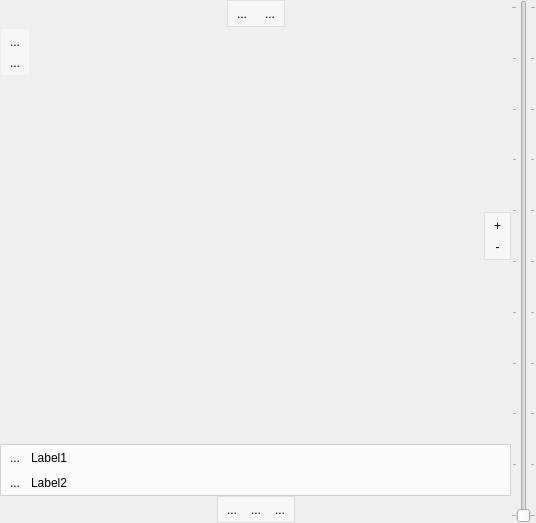
Qt form client/mainwindow.ui (unsanded/monav) before a commit.
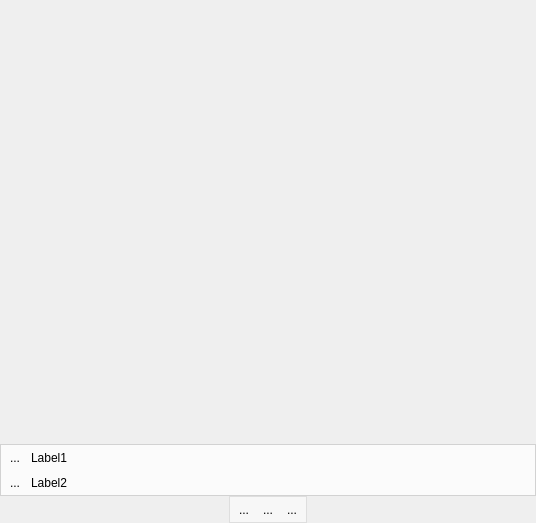
The same form after that commit. Icons and pictures are not drawn. Custom widgets are drawn as their Qt base class.

Commit message: Removed the 0.3 UI controls and the code they invoked almost completely. MoNav runs, but there are several bugs I need to fix still.

Patch:
```diff
--- a/client/mainwindow.ui
+++ b/client/mainwindow.ui
@@ -61,134 +61,6 @@
               </property>
              </spacer>
             </item>
-            <item>
-             <widget class="QFrame" name="lockWidget">
-              <property name="sizePolicy">
-               <sizepolicy hsizetype="Maximum" vsizetype="Maximum">
-                <horstretch>0</horstretch>
-                <verstretch>0</verstretch>
-               </sizepolicy>
-              </property>
-              <property name="palette">
-               <palette>
-                <active>
-                 <colorrole role="Base">
-                  <brush brushstyle="SolidPattern">
-                   <color alpha="255">
-                    <red>255</red>
-                    <green>255</green>
-                    <blue>255</blue>
-                   </color>
-                  </brush>
-                 </colorrole>
-                 <colorrole role="Window">
-                  <brush brushstyle="SolidPattern">
-                   <color alpha="128">
-                    <red>255</red>
-                    <green>255</green>
-                    <blue>255</blue>
-                   </color>
-                  </brush>
-                 </colorrole>
-                </active>
-                <inactive>
-                 <colorrole role="Base">
-                  <brush brushstyle="SolidPattern">
-                   <color alpha="255">
-                    <red>255</red>
-                    <green>255</green>
-                    <blue>255</blue>
-                   </color>
-                  </brush>
-                 </colorrole>
-                 <colorrole role="Window">
-                  <brush brushstyle="SolidPattern">
-                   <color alpha="128">
-                    <red>255</red>
-                    <green>255</green>
-                    <blue>255</blue>
-                   </color>
-                  </brush>
-                 </colorrole>
-                </inactive>
-                <disabled>
-                 <colorrole role="Base">
-                  <brush brushstyle="SolidPattern">
-                   <color alpha="128">
-                    <red>255</red>
-                    <green>255</green>
-                    <blue>255</blue>
-                   </color>
-                  </brush>
-                 </colorrole>
-                 <colorrole role="Window">
-                  <brush brushstyle="SolidPattern">
-                   <color alpha="128">
-                    <red>255</red>
-                    <green>255</green>
-                    <blue>255</blue>
-                   </color>
-                  </brush>
-                 </colorrole>
-                </disabled>
-               </palette>
-              </property>
-              <property name="autoFillBackground">
-               <bool>true</bool>
-              </property>
-              <property name="frameShape">
-               <enum>QFrame::StyledPanel</enum>
-              </property>
-              <property name="frameShadow">
-               <enum>QFrame::Raised</enum>
-              </property>
-              <layout class="QHBoxLayout" name="horizontalLayout">
-               <property name="spacing">
-                <number>4</number>
-               </property>
-               <property name="margin">
-                <number>2</number>
-               </property>
-               <item>
-                <widget class="QToolButton" name="lockButton">
-                 <property name="focusPolicy">
-                  <enum>Qt::NoFocus</enum>
-                 </property>
-                 <property name="text">
-                  <string>...</string>
-                 </property>
-                 <property name="icon">
-                  <iconset resource="images.qrc">
-                   <normaloff>:/images/oxygen/emblem-unlocked.png</normaloff>:/images/oxygen/emblem-unlocked.png</iconset>
-                 </property>
-                 <property name="checkable">
-                  <bool>true</bool>
-                 </property>
-                 <property name="autoRaise">
-                  <bool>true</bool>
-                 </property>
-                </widget>
-               </item>
-               <item>
-                <widget class="QToolButton" name="tapMode">
-                 <property name="focusPolicy">
-                  <enum>Qt::NoFocus</enum>
-                 </property>
-                 <property name="text">
-                  <string>...</string>
-                 </property>
-                 <property name="icon">
-                  <iconset resource="images.qrc">
-                   <normaloff>:/images/map.png</normaloff>:/images/map.png</iconset>
-                 </property>
-                 <property name="autoRaise">
-                  <bool>true</bool>
-                 </property>
-                </widget>
-               </item>
-              </layout>
-             </widget>
-            </item>
             <item>
              <spacer name="horizontalSpacer_5">
               <property name="orientation">
@@ -227,220 +99,6 @@
                 </property>
                </spacer>
               </item>
-              <item>
-               <widget class="ScrollArea" name="waypointsWidget">
-                <property name="sizePolicy">
-                 <sizepolicy hsizetype="Fixed" vsizetype="Preferred">
-                  <horstretch>0</horstretch>
-                  <verstretch>1</verstretch>
-                 </sizepolicy>
-                </property>
-                <property name="palette">
-                 <palette>
-                  <active>
-                   <colorrole role="Base">
-                    <brush brushstyle="SolidPattern">
-                     <color alpha="255">
-                      <red>255</red>
-                      <green>255</green>
-                      <blue>255</blue>
-                     </color>
-                    </brush>
-                   </colorrole>
-                   <colorrole role="Window">
-                    <brush brushstyle="SolidPattern">
-                     <color alpha="0">
-                      <red>237</red>
-                      <green>237</green>
-                      <blue>237</blue>
-                     </color>
-                    </brush>
-                   </colorrole>
-                  </active>
-                  <inactive>
-                   <colorrole role="Base">
-                    <brush brushstyle="SolidPattern">
-                     <color alpha="255">
-                      <red>255</red>
-                      <green>255</green>
-                      <blue>255</blue>
-                     </color>
-                    </brush>
-                   </colorrole>
-                   <colorrole role="Window">
-                    <brush brushstyle="SolidPattern">
-                     <color alpha="0">
-                      <red>237</red>
-                      <green>237</green>
-                      <blue>237</blue>
-                     </color>
-                    </brush>
-                   </colorrole>
-                  </inactive>
-                  <disabled>
-                   <colorrole role="Base">
-                    <brush brushstyle="SolidPattern">
-                     <color alpha="0">
-                      <red>237</red>
-                      <green>237</green>
-                      <blue>237</blue>
-                     </color>
-                    </brush>
-                   </colorrole>
-                   <colorrole role="Window">
-                    <brush brushstyle="SolidPattern">
-                     <color alpha="0">
-                      <red>237</red>
-                      <green>237</green>
-                      <blue>237</blue>
-                     </color>
-                    </brush>
-                   </colorrole>
-                  </disabled>
-                 </palette>
-                </property>
-                <property name="frameShape">
-                 <enum>QFrame::StyledPanel</enum>
-                </property>
-                <property name="frameShadow">
-                 <enum>QFrame::Raised</enum>
-                </property>
-                <property name="horizontalScrollBarPolicy">
-                 <enum>Qt::ScrollBarAlwaysOff</enum>
-                </property>
-                <property name="widgetResizable">
-                 <bool>true</bool>
-                </property>
-                <property name="alignment">
-                 <set>Qt::AlignLeading|Qt::AlignLeft|Qt::AlignTop</set>
-                </property>
-                <widget class="QWidget" name="scrollAreaWidgetContents">
-                 <property name="geometry">
-                  <rect>
-                   <x>0</x>
-                   <y>0</y>
-                   <width>27</width>
-                   <height>48</height>
-                  </rect>
-                 </property>
-                 <property name="sizePolicy">
-                  <sizepolicy hsizetype="Fixed" vsizetype="Fixed">
-                   <horstretch>0</horstretch>
-                   <verstretch>0</verstretch>
-                  </sizepolicy>
-                 </property>
-                 <property name="palette">
-                  <palette>
-                   <active>
-                    <colorrole role="Base">
-                     <brush brushstyle="SolidPattern">
-                      <color alpha="255">
-                       <red>255</red>
-                       <green>255</green>
-                       <blue>255</blue>
-                      </color>
-                     </brush>
-                    </colorrole>
-                    <colorrole role="Window">
-                     <brush brushstyle="SolidPattern">
-                      <color alpha="128">
-                       <red>255</red>
-                       <green>255</green>
-                       <blue>255</blue>
-                      </color>
-                     </brush>
-                    </colorrole>
-                   </active>
-                   <inactive>
-                    <colorrole role="Base">
-                     <brush brushstyle="SolidPattern">
-                      <color alpha="255">
-                       <red>255</red>
-                       <green>255</green>
-                       <blue>255</blue>
-                      </color>
-                     </brush>
-                    </colorrole>
-                    <colorrole role="Window">
-                     <brush brushstyle="SolidPattern">
-                      <color alpha="128">
-                       <red>255</red>
-                       <green>255</green>
-                       <blue>255</blue>
-                      </color>
-                     </brush>
-                    </colorrole>
-                   </inactive>
-                   <disabled>
-                    <colorrole role="Base">
-                     <brush brushstyle="SolidPattern">
-                      <color alpha="128">
-                       <red>255</red>
-                       <green>255</green>
-                       <blue>255</blue>
-                      </color>
-                     </brush>
-                    </colorrole>
-                    <colorrole role="Window">
-                     <brush brushstyle="SolidPattern">
-                      <color alpha="128">
-                       <red>255</red>
-                       <green>255</green>
-                       <blue>255</blue>
-                      </color>
-                     </brush>
-                    </colorrole>
-                   </disabled>
-                  </palette>
-                 </property>
-                 <layout class="QVBoxLayout" name="verticalLayout_7">
-                  <property name="spacing">
-                   <number>0</number>
-                  </property>
-                  <property name="sizeConstraint">
-                   <enum>QLayout::SetMinimumSize</enum>
-                  </property>
-                  <property name="margin">
-                   <number>2</number>
-                  </property>
-                  <item>
-                   <widget class="QToolButton" name="target">
-                    <property name="focusPolicy">
-                     <enum>Qt::NoFocus</enum>
-                    </property>
-                    <property name="text">
-                     <string>...</string>
-                    </property>
-                    <property name="icon">
-                     <iconset resource="images.qrc">
-                      <normaloff>:/images/target.png</normaloff>:/images/target.png</iconset>
-                    </property>
-                    <property name="autoRaise">
-                     <bool>true</bool>
-                    </property>
-                   </widget>
-                  </item>
-                  <item>
-                   <widget class="QToolButton" name="source">
-                    <property name="focusPolicy">
-                     <enum>Qt::NoFocus</enum>
-                    </property>
-                    <property name="text">
-                     <string>...</string>
-                    </property>
-                    <property name="icon">
-                     <iconset resource="images.qrc">
-                      <normaloff>:/images/source.png</normaloff>:/images/source.png</iconset>
-                    </property>
-                    <property name="autoRaise">
-                     <bool>true</bool>
-                    </property>
-                   </widget>
-                  </item>
-                 </layout>
-                </widget>
-               </widget>
-              </item>
               <item>
                <spacer name="verticalSpacer_2">
                 <property name="orientation">
@@ -463,8 +121,8 @@
               </property>
               <property name="sizeHint" stdset="0">
                <size>
-                <width>1</width>
-                <height>1</height>
+                <width>13</width>
+                <height>13</height>
                </size>
               </property>
              </spacer>
@@ -487,143 +145,6 @@
                 </property>
                </spacer>
               </item>
-              <item>
-               <widget class="QFrame" name="zoomWidget">
-                <property name="sizePolicy">
-                 <sizepolicy hsizetype="Maximum" vsizetype="Maximum">
-                  <horstretch>0</horstretch>
-                  <verstretch>0</verstretch>
-                 </sizepolicy>
-                </property>
-                <property name="palette">
-                 <palette>
-                  <active>
-                   <colorrole role="Base">
-                    <brush brushstyle="SolidPattern">
-                     <color alpha="255">
-                      <red>255</red>
-                      <green>255</green>
-                      <blue>255</blue>
-                     </color>
-                    </brush>
-                   </colorrole>
-                   <colorrole role="Window">
-                    <brush brushstyle="SolidPattern">
-                     <color alpha="128">
-                      <red>255</red>
-                      <green>255</green>
-                      <blue>255</blue>
-                     </color>
-                    </brush>
-                   </colorrole>
-                  </active>
-                  <inactive>
-                   <colorrole role="Base">
-                    <brush brushstyle="SolidPattern">
-                     <color alpha="255">
-                      <red>255</red>
-                      <green>255</green>
-                      <blue>255</blue>
-                     </color>
-                    </brush>
-                   </colorrole>
-                   <colorrole role="Window">
-                    <brush brushstyle="SolidPattern">
-                     <color alpha="128">
-                      <red>255</red>
-                      <green>255</green>
-                      <blue>255</blue>
-                     </color>
-                    </brush>
-                   </colorrole>
-                  </inactive>
-                  <disabled>
-                   <colorrole role="Base">
-                    <brush brushstyle="SolidPattern">
-                     <color alpha="128">
-                      <red>255</red>
-                      <green>255</green>
-                      <blue>255</blue>
-                     </color>
-                    </brush>
-                   </colorrole>
-                   <colorrole role="Window">
-                    <brush brushstyle="SolidPattern">
-                     <color alpha="128">
-                      <red>255</red>
-                      <green>255</green>
-                      <blue>255</blue>
-                     </color>
-                    </brush>
-                   </colorrole>
-                  </disabled>
-                 </palette>
-                </property>
-                <property name="autoFillBackground">
-                 <bool>true</bool>
-                </property>
-                <property name="frameShape">
-                 <enum>QFrame::StyledPanel</enum>
-                </property>
-                <property name="frameShadow">
-                 <enum>QFrame::Raised</enum>
-                </property>
-                <layout class="QVBoxLayout" name="verticalLayout_3">
-                 <property name="spacing">
-                  <number>0</number>
-                 </property>
-                 <property name="margin">
-                  <number>2</number>
-                 </property>
-                 <item>
-                  <widget class="QToolButton" name="zoomIn">
-                   <property name="sizePolicy">
-                    <sizepolicy hsizetype="Preferred" vsizetype="Fixed">
-                     <horstretch>0</horstretch>
-                     <verstretch>0</verstretch>
-                    </sizepolicy>
-                   </property>
-                   <property name="focusPolicy">
-                    <enum>Qt::NoFocus</enum>
-                   </property>
-                   <property name="text">
-                    <string>+</string>
-                   </property>
-                   <property name="icon">
-                    <iconset resource="images.qrc">
-                     <normaloff>:/images/oxygen/zoom-in.png</normaloff>:/images/oxygen/zoom-in.png</iconset>
-                   </property>
-                   <property name="autoRaise">
-                    <bool>true</bool>
-                   </property>
-                  </widget>
-                 </item>
-                 <item>
-                  <widget class="QToolButton" name="zoomOut">
-                   <property name="sizePolicy">
-                    <sizepolicy hsizetype="Preferred" vsizetype="Fixed">
-                     <horstretch>0</horstretch>
-                     <verstretch>0</verstretch>
-                    </sizepolicy>
-                   </property>
-                   <property name="focusPolicy">
-                    <enum>Qt::NoFocus</enum>
-                   </property>
-                   <property name="text">
-                    <string>-</string>
-                   </property>
-                   <property name="icon">
-                    <iconset resource="images.qrc">
-                     <normaloff>:/images/oxygen/zoom-out.png</normaloff>:/images/oxygen/zoom-out.png</iconset>
-                   </property>
-                   <property name="autoRaise">
-                    <bool>true</bool>
-                   </property>
-                  </widget>
-                 </item>
-                </layout>
-               </widget>
-              </item>
               <item>
                <spacer name="verticalSpacer_4">
                 <property name="orientation">
@@ -1037,28 +558,6 @@
           </item>
          </layout>
         </item>
-        <item>
-         <widget class="QSlider" name="zoomBar">
-          <property name="sizePolicy">
-           <sizepolicy hsizetype="Minimum" vsizetype="Expanding">
-            <horstretch>0</horstretch>
-            <verstretch>0</verstretch>
-           </sizepolicy>
-          </property>
-          <property name="maximum">
-           <number>10</number>
-          </property>
-          <property name="pageStep">
-           <number>1</number>
-          </property>
-          <property name="orientation">
-           <enum>Qt::Vertical</enum>
-          </property>
-          <property name="tickPosition">
-           <enum>QSlider::TicksBothSides</enum>
-          </property>
-         </widget>
-        </item>
        </layout>
       </widget>
      </widget>
@@ -1083,12 +582,6 @@
    <header>paintwidget.h</header>
    <container>1</container>
   </customwidget>
-  <customwidget>
-   <class>ScrollArea</class>
-   <extends>QScrollArea</extends>
-   <header>scrollarea.h</header>
-   <container>1</container>
-  </customwidget>
  </customwidgets>
  <resources>
   <include location="images.qrc"/>
```
Left out of the diff: 35 changed lines with no effect on the pictures. The commit also changes 2 other files.
